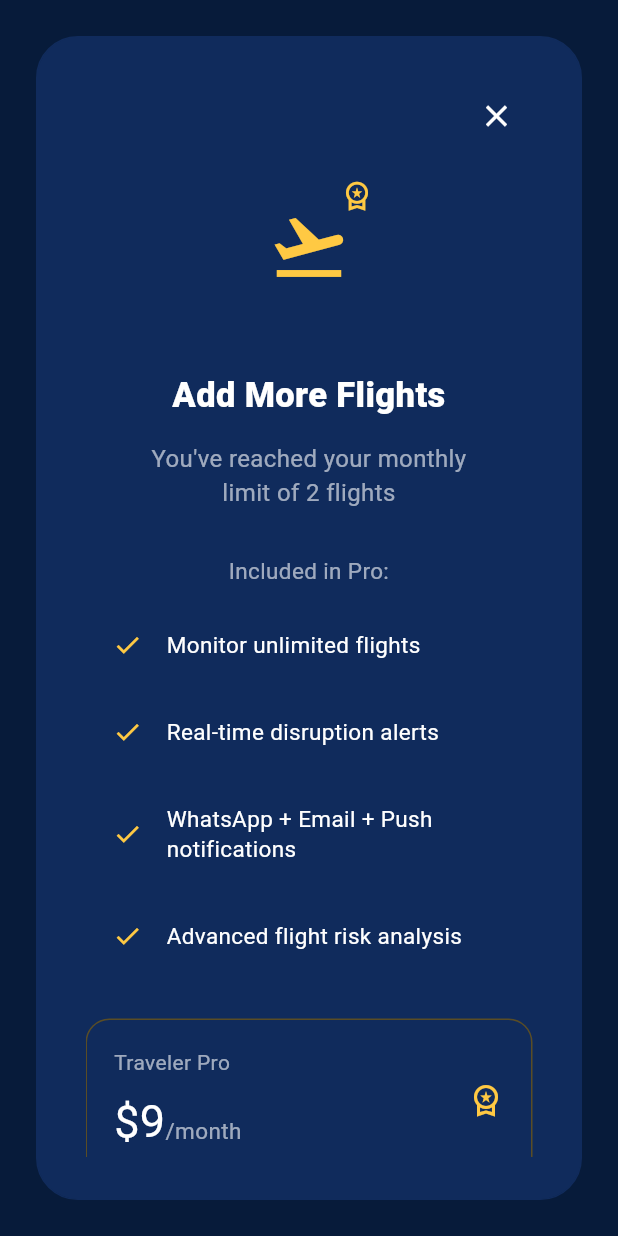
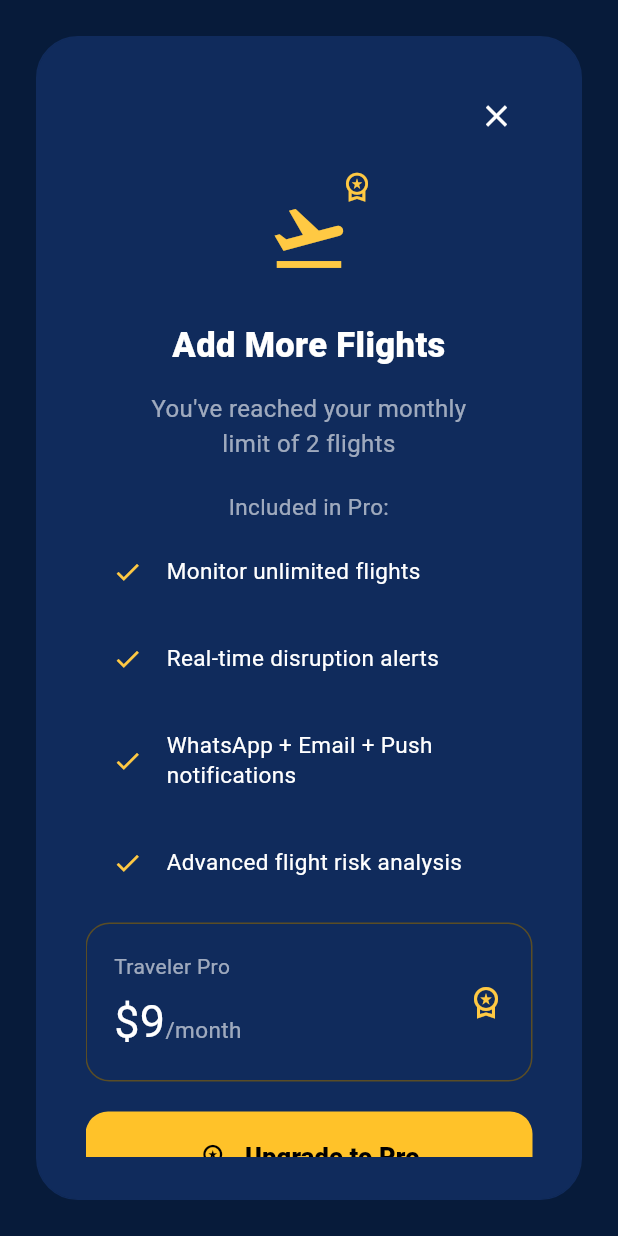
Before and after one commit to FluxtonX/FlyRedi, a Flutter app: the UpgradeToProDialog widget shown alone on an empty page, opened directly, on a phone screen of 412 x 824 dp. Run offline on Flutter 3.47's test engine with Material 3 defaults, Android fonts, the phone set to English and light mode, and no system bars; our stand-ins replace dio, firebase_auth, firebase_core, firebase_messaging, get, shared_preferences; accounts and stored records are empty.

Commit message:
style: clean up code formatting and adjust spacing in upgrade to pro dialog

```diff
--- a/lib/features/traveller/widgets/upgrade_to_pro_dialog.dart
+++ b/lib/features/traveller/widgets/upgrade_to_pro_dialog.dart
@@ -32,7 +32,6 @@ class _UpgradeToProDialogState extends State<UpgradeToProDialog> {
       ScaffoldMessenger.of(context).showSnackBar(
         const SnackBar(
           content: Text('Successfully upgraded to Pro! Welcome aboard.'),
-
         ),
       );
     } catch (e) {
@@ -40,7 +39,6 @@ class _UpgradeToProDialogState extends State<UpgradeToProDialog> {
       ScaffoldMessenger.of(context).showSnackBar(
         SnackBar(
           content: Text('Failed to upgrade: $e'),
-
         ),
       );
     } finally {
@@ -71,10 +69,11 @@ class _UpgradeToProDialogState extends State<UpgradeToProDialog> {
                 alignment: Alignment.centerRight,
                 child: IconButton(
                   onPressed: () => Navigator.pop(context),
-                  icon: Icon(Icons.close, color: Theme.of(context).colorScheme.onSurface, size: 24),
+                  icon: Icon(Icons.close,
+                      color: Theme.of(context).colorScheme.onSurface, size: 24),
                 ),
               ),
-              SizedBox(height: 8),
+              SizedBox(height: 2),
               Center(
                 child: Stack(
                   clipBehavior: Clip.none,
@@ -86,7 +85,7 @@ class _UpgradeToProDialogState extends State<UpgradeToProDialog> {
                         color: Theme.of(context).colorScheme.surface,
                         shape: BoxShape.circle,
                       ),
-                      child: Icon(
+                      child: const Icon(
                         Icons.flight_takeoff,
                         color: Color(0xFFFFC943),
                         size: 54,
@@ -104,7 +103,7 @@ class _UpgradeToProDialogState extends State<UpgradeToProDialog> {
                   ],
                 ),
               ),
-              SizedBox(height: 28),
+              SizedBox(height: 1),
               Text(
                 'Add More Flights',
                 textAlign: TextAlign.center,
@@ -119,26 +118,29 @@ class _UpgradeToProDialogState extends State<UpgradeToProDialog> {
                 "You've reached your monthly\nlimit of 2 flights",
                 textAlign: TextAlign.center,
                 style: TextStyle(
-                  color: Theme.of(context).colorScheme.onSurface.withOpacity(0.6),
+                  color:
+                      Theme.of(context).colorScheme.onSurface.withOpacity(0.6),
                   fontSize: 16,
                   height: 1.45,
                 ),
               ),
-              SizedBox(height: 30),
+              SizedBox(height: 20),
               Text(
                 'Included in Pro:',
                 textAlign: TextAlign.center,
                 style: TextStyle(
-                  color: Theme.of(context).colorScheme.onSurface.withOpacity(0.6),
+                  color:
+                      Theme.of(context).colorScheme.onSurface.withOpacity(0.6),
                   fontSize: 15,
                 ),
               ),
-              SizedBox(height: 16),
+              SizedBox(height: 10),
               const _DialogFeature(text: 'Monitor unlimited flights'),
               const _DialogFeature(text: 'Real-time disruption alerts'),
-              const _DialogFeature(text: 'WhatsApp + Email + Push\nnotifications'),
+              const _DialogFeature(
+                  text: 'WhatsApp + Email + Push\nnotifications'),
               const _DialogFeature(text: 'Advanced flight risk analysis'),
-              SizedBox(height: 20),
+              SizedBox(height: 5),
               Container(
                 padding: EdgeInsets.all(18),
                 decoration: BoxDecoration(
@@ -155,18 +157,22 @@ class _UpgradeToProDialogState extends State<UpgradeToProDialog> {
                           Text(
                             'Traveler Pro',
                             style: TextStyle(
-                              color: Theme.of(context).colorScheme.onSurface.withOpacity(0.6),
+                              color: Theme.of(context)
+                                  .colorScheme
+                                  .onSurface
+                                  .withOpacity(0.6),
                               fontSize: 14,
                             ),
                           ),
-                          SizedBox(height: 8),
+                          SizedBox(height: 5),
                           Row(
                             crossAxisAlignment: CrossAxisAlignment.end,
                             children: [
                               Text(
                                 '\$9',
                                 style: TextStyle(
-                                  color: Theme.of(context).colorScheme.onSurface,
+                                  color:
+                                      Theme.of(context).colorScheme.onSurface,
                                   fontSize: 30,
                                 ),
                               ),
@@ -175,7 +181,10 @@ class _UpgradeToProDialogState extends State<UpgradeToProDialog> {
                                 child: Text(
                                   '/month',
                                   style: TextStyle(
-                                    color: Theme.of(context).colorScheme.onSurface.withOpacity(0.6),
+                                    color: Theme.of(context)
+                                        .colorScheme
+                                        .onSurface
+                                        .withOpacity(0.6),
                                     fontSize: 15,
                                   ),
                                 ),
@@ -193,7 +202,7 @@ class _UpgradeToProDialogState extends State<UpgradeToProDialog> {
                   ],
                 ),
               ),
-              SizedBox(height: 26),
+              SizedBox(height: 20),
               SizedBox(
                 height: 60,
                 child: ElevatedButton(
@@ -207,15 +216,16 @@ class _UpgradeToProDialogState extends State<UpgradeToProDialog> {
                     ),
                   ),
                   child: _isLoading
-                    ? SizedBox(
+                      ? const SizedBox(
                           width: 24,
                           height: 24,
                           child: CircularProgressIndicator(
                             strokeWidth: 2,
-                          valueColor: AlwaysStoppedAnimation<Color>(Colors.black),
+                            valueColor:
+                                AlwaysStoppedAnimation<Color>(Colors.black),
                           ),
                         )
-                    : Row(
+                      : const Row(
                           mainAxisAlignment: MainAxisAlignment.center,
                           children: [
                             Icon(Icons.workspace_premium_outlined, size: 19),
@@ -231,7 +241,7 @@ class _UpgradeToProDialogState extends State<UpgradeToProDialog> {
                         ),
                 ),
               ),
-              SizedBox(height: 24),
+              SizedBox(height: 20),
               TextButton(
                 onPressed: () => Navigator.pop(context),
                 child: Text(
```
Lines whose indentation alone changed are shown as unchanged.
